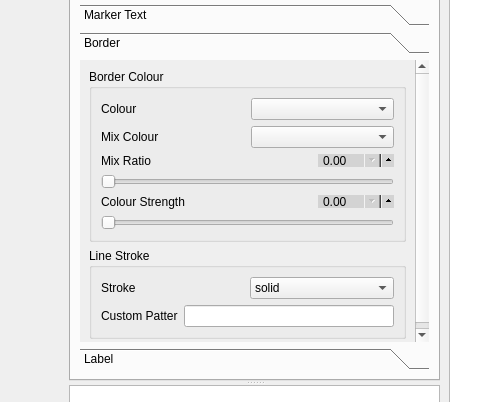
The window that main_2.ui (csekri/tkzgeom) describes before a commit, drawn with Qt 5; both pictures show x 661 to 1156 and y 119 to 521 of the 1251 by 783 pixel window.
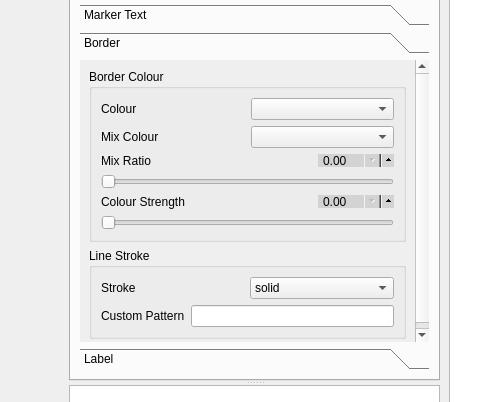
The same window after the commit. The open tabs and pages were chosen to show the change. Icons and pictures are not drawn. Custom widgets are drawn as their Qt base class.

The edit to the form file:
```diff
--- a/main_2.ui
+++ b/main_2.ui
@@ -960,7 +960,7 @@
           <property name="geometry">
            <rect>
             <x>0</x>
-            <y>0</y>
+            <y>-98</y>
             <width>330</width>
             <height>366</height>
            </rect>
@@ -1272,7 +1272,7 @@
                    <enum>Qt::NoFocus</enum>
                   </property>
                   <property name="text">
-                   <string>Custom Patter</string>
+                   <string>Custom Pattern</string>
                   </property>
                  </widget>
                 </item>
```
Left out of the diff: 8 changed lines with no effect on the pictures.
